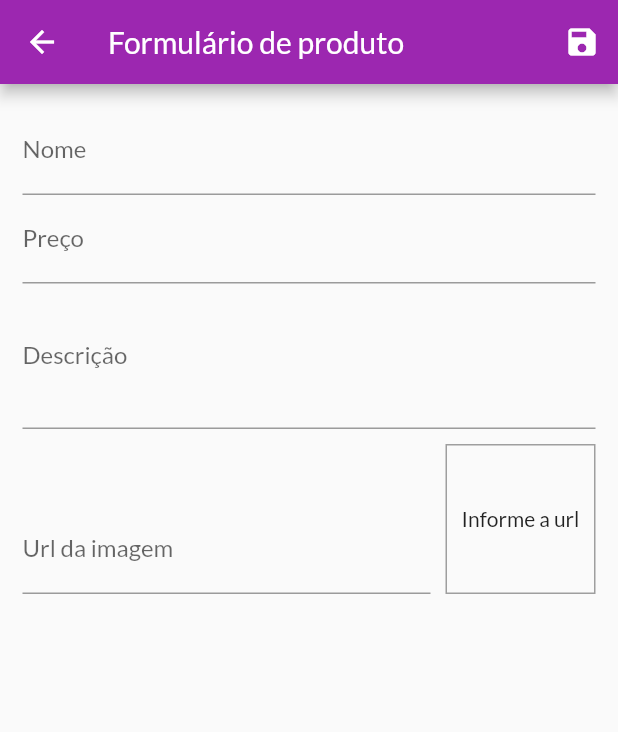
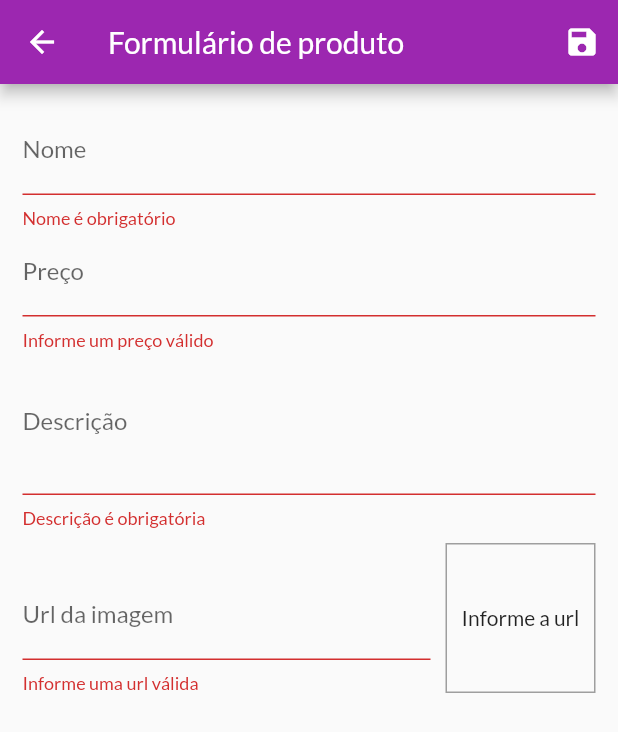
Before and after one commit to JoanaFreitas/app-loja_basico, a Flutter app: the ProductFormPage screen opened by its route, after a tap on the "save" icon, on a phone screen of 412 x 824 dp. Shown: the top 732 px of the screen. Run offline on Flutter 3.47's test engine with Material 2 defaults, Android fonts, the phone set to English and light mode, and no system bars; network calls fail.

Commit message:
validando formulario

```diff
--- a/lib/views/product_form_page.dart
+++ b/lib/views/product_form_page.dart
@@ -37,7 +37,21 @@ class _ProductFormPageState extends State<ProductFormPage> {
     setState(() {});
   }
 
+  bool isValidImageUrl(String url) {
+    bool isValidUrl = Uri.tryParse(url)?.hasAbsolutePath ?? false;
+    bool endsWidtFile = url.toLowerCase().endsWith('.png') ||
+        url.toLowerCase().endsWith('.jpg') ||
+        url.toLowerCase().endsWith('.jpeg');
+    return isValidUrl && endsWidtFile;
+  }
+
   void _submitForm() {
+    final isValid = _formKey.currentState?.validate() ?? false;
+
+    if (!isValid) {
+      return;
+    }
+
     _formKey.currentState?.save();
     final newProduct = Product(
       id: Random().nextDouble().toString(),
@@ -51,7 +65,6 @@ class _ProductFormPageState extends State<ProductFormPage> {
     print(newProduct.price);
     print(newProduct.description);
     print(newProduct.imageUrl);
-
   }
 
   @override
@@ -79,6 +92,16 @@ class _ProductFormPageState extends State<ProductFormPage> {
                   FocusScope.of(context).requestFocus(_priceFocus);
                 },
                 onSaved: (name) => _formData['name'] = name ?? '',
+                validator: (_name) {
+                  final name = _name ?? '';
+                  if (name.trim().isEmpty) {
+                    return 'Nome é obrigatório';
+                  }
+                  if (name.trim().length < 3) {
+                    return 'Nome precisa no mínimo 3 letras';
+                  }
+                  return null;
+                },
               ),
               TextFormField(
                 decoration: InputDecoration(labelText: 'Preço'),
@@ -90,14 +113,34 @@ class _ProductFormPageState extends State<ProductFormPage> {
                 onFieldSubmitted: (_) {
                   FocusScope.of(context).requestFocus(_descriptionFocus);
                 },
-                onSaved: (price) => _formData['price'] = double.parse(price ?? '0') ,
+                onSaved: (price) =>
+                    _formData['price'] = double.parse(price ?? '0'),
+                    validator: (_price){
+                      final priceString = _price??'';
+                      final price = double.tryParse(priceString)?? -1;
+                      if (price<=0){
+                        return 'Informe um preço válido';
+                      }
+                      return null;
+                    },
               ),
               TextFormField(
                 decoration: InputDecoration(labelText: 'Descrição'),
                 focusNode: _descriptionFocus,
                 keyboardType: TextInputType.multiline,
                 maxLines: 3,
-                onSaved: (description) => _formData['description'] = description ?? '',
+                onSaved: (description) =>
+                    _formData['description'] = description ?? '',
+                    validator: (_description) {
+                  final description = _description??'';
+                  if(description.trim().isEmpty){
+                    return 'Descrição é obrigatória';
+                  }
+                   if(description.trim().length<10){
+                    return 'Descrição precisa no mínimo 10 letras';
+                  }
+                return null;
+                },
               ),
               Row(
                 crossAxisAlignment: CrossAxisAlignment.end,
@@ -110,8 +153,15 @@ class _ProductFormPageState extends State<ProductFormPage> {
                         focusNode: _imageUrlFocus,
                         controller: _imageUrlControler,
                         onFieldSubmitted: (_) => _submitForm(),
-                     onSaved: (imageUrl) => _formData['imageUrl'] = imageUrl ?? '',
-                    ),
+                        onSaved: (imageUrl) =>
+                            _formData['imageUrl'] = imageUrl ?? '',
+                        validator: (_imageUrl) {
+                          final imageUrl = _imageUrl ?? '';
+                          if (!isValidImageUrl(imageUrl)) {
+                            return 'Informe uma url válida';
+                          }
+                          return null;
+                        }),
                   ),
                   Container(
                     height: 100,
```
Lines whose indentation alone changed are shown as unchanged.
